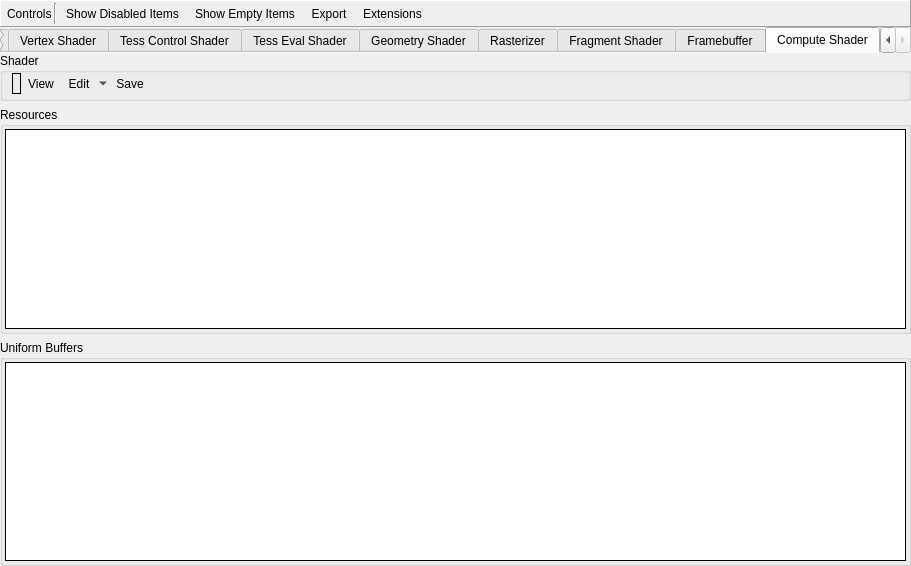
Before: the Qt Designer form qrenderdoc/Windows/PipelineState/VulkanPipelineStateViewer.ui in baldurk/renderdoc, drawn with Qt 5.
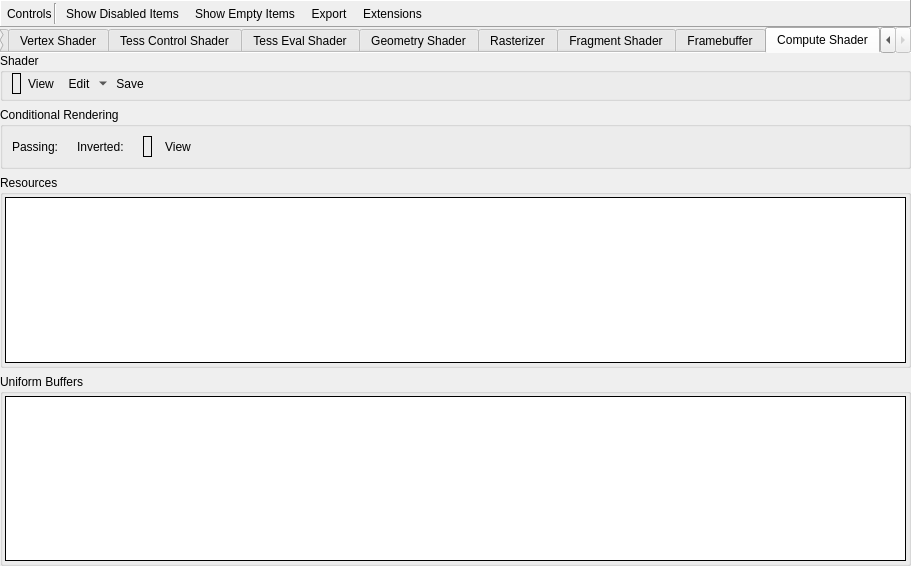
After: the same form once the commit is applied. The open tabs and pages were chosen to show the change. Icons and pictures are not drawn. Custom widgets are drawn as their Qt base class.

Commit message:
Display conditional rendering state for compute shader
If conditional rendering is enabled its state is always
displayed in both 'Rasterizer' and 'CS' states.

```diff
--- a/qrenderdoc/Windows/PipelineState/VulkanPipelineStateViewer.ui
+++ b/qrenderdoc/Windows/PipelineState/VulkanPipelineStateViewer.ui
@@ -3463,6 +3463,81 @@
          </layout>
         </widget>
        </item>
+       <item>
+        <widget class="QGroupBox" name="csConditionalRenderingGroup">
+         <property name="title">
+          <string>Conditional Rendering</string>
+         </property>
+         <layout class="QHBoxLayout" name="horizontalLayout_43">
+          <item>
+           <widget class="QLabel" name="label_7">
+            <property name="text">
+             <string>Passing:</string>
+            </property>
+           </widget>
+          </item>
+          <item>
+           <widget class="QLabel" name="csPredicatePassing"/>
+          </item>
+          <item>
+           <widget class="QLabel" name="label_8">
+            <property name="text">
+             <string>Inverted:</string>
+            </property>
+           </widget>
+          </item>
+          <item>
+           <widget class="QLabel" name="csPredicateInverted"/>
+          </item>
+          <item>
+           <widget class="RDLabel" name="csPredicateBuffer">
+            <property name="frameShape">
+             <enum>QFrame::Box</enum>
+            </property>
+            <property name="margin">
+             <number>4</number>
+            </property>
+           </widget>
+          </item>
+          <item>
+           <widget class="QToolButton" name="csPredicateBufferViewButton">
+            <property name="cursor">
+             <cursorShape>PointingHandCursor</cursorShape>
+            </property>
+            <property name="toolTip">
+             <string>Open Predicate Buffer</string>
+            </property>
+            <property name="text">
+             <string>View</string>
+            </property>
+            <property name="icon">
+             <iconset resource="../../Resources/resources.qrc">
+              <normaloff>:/action.png</normaloff>:/action.png</iconset>
+            </property>
+            <property name="toolButtonStyle">
+             <enum>Qt::ToolButtonTextBesideIcon</enum>
+            </property>
+            <property name="autoRaise">
+             <bool>true</bool>
+            </property>
+           </widget>
+          </item>
+          <item>
+           <spacer name="horizontalSpacer_6">
+            <property name="orientation">
+             <enum>Qt::Horizontal</enum>
+            </property>
+            <property name="sizeHint" stdset="0">
+             <size>
+              <width>40</width>
+              <height>20</height>
+             </size>
+            </property>
+           </spacer>
+          </item>
+         </layout>
+        </widget>
+       </item>
        <item>
         <widget class="QScrollArea" name="csScroll">
          <property name="frameShape">
```
Left out of the diff: 2 changed lines with no effect on the pictures. The commit also changes 2 other files.
